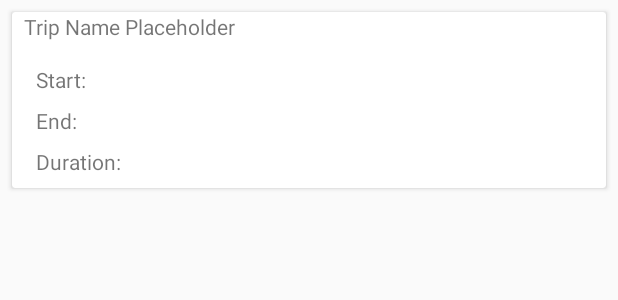
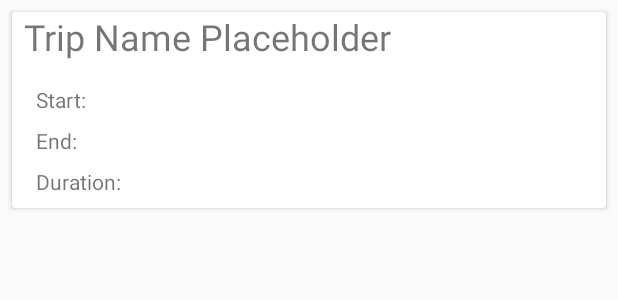
Before and after one commit to LynetteGao/tripper, an Android app: the layout card_trip_list_view.xml on its own in the app's theme, with its tools: preview values and no code run, on a phone screen of 412 x 824 dp. Shown: the top 300 px of the screen. Run offline under Robolectric (Android 15) with nearby library versions, the phone set to English and light mode, and no system bars.

Commit message:
clean up

```diff
--- a/app/src/main/res/layout/card_trip_list_view.xml
+++ b/app/src/main/res/layout/card_trip_list_view.xml
@@ -16,6 +16,7 @@
             android:layout_height="wrap_content"
             android:layout_marginStart="8dp"
             android:text="Trip Name Placeholder"
+            android:textSize="24sp"
             app:layout_constraintStart_toStartOf="parent"
             app:layout_constraintTop_toTopOf="parent" />
 
```
Also changed, not shown: app/src/main/java/com/tripper/ui/homepage/list/HomePageListFragment.java (+6 -12 lines).
